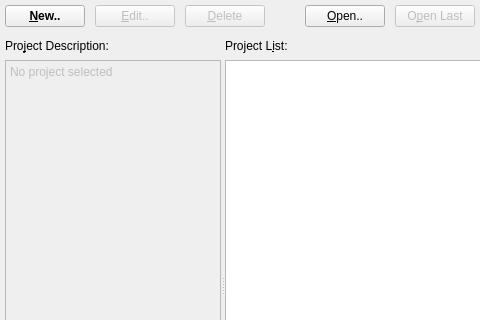
This is forms/project.ui in skriticos/nelia1 as Qt 5 draws it before an edit; both pictures show x 0 to 480 and y 0 to 320 of the 879 by 537 pixel window. The edited form follows.
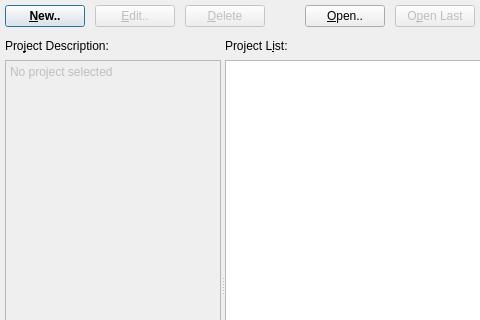
This is the edited form.

Commit message: correction: new button now auto default on startup

What changed in the file:
```diff
--- a/forms/project.ui
+++ b/forms/project.ui
@@ -41,7 +41,7 @@
       <bool>false</bool>
      </property>
      <property name="default">
-      <bool>false</bool>
+      <bool>true</bool>
      </property>
      <property name="flat">
       <bool>false</bool>
```
The commit also changes 1 other file.
